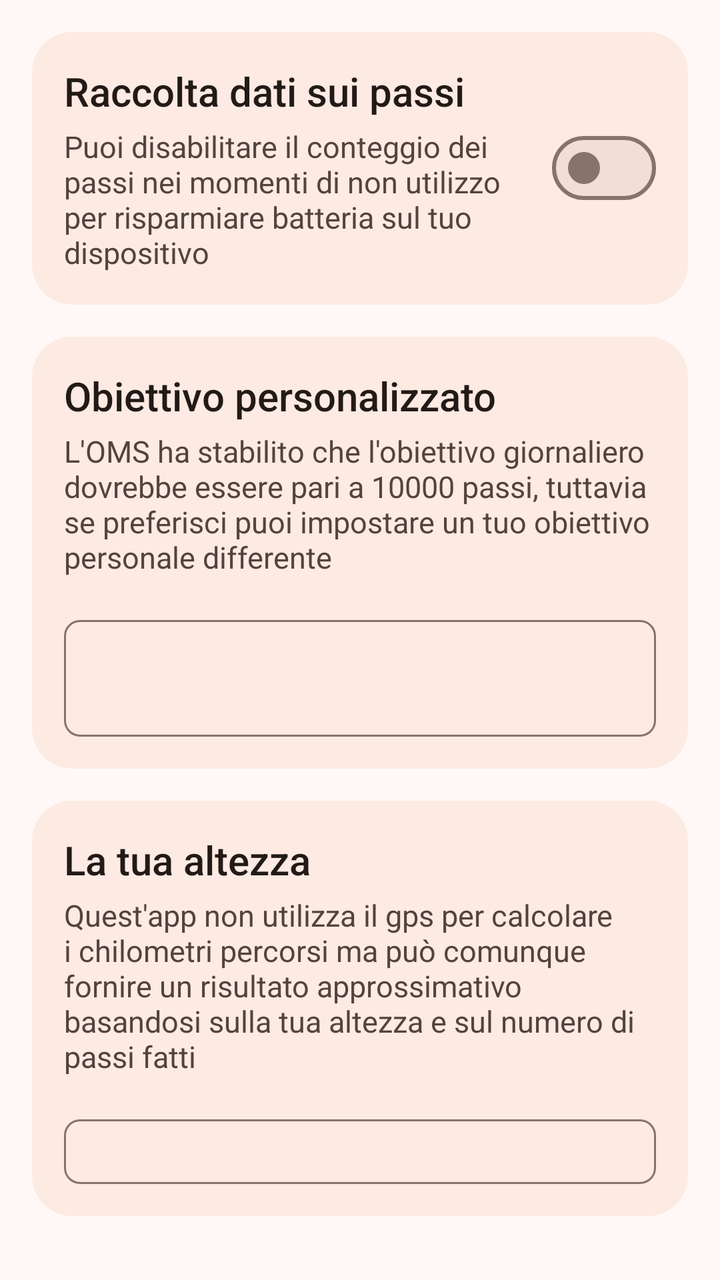
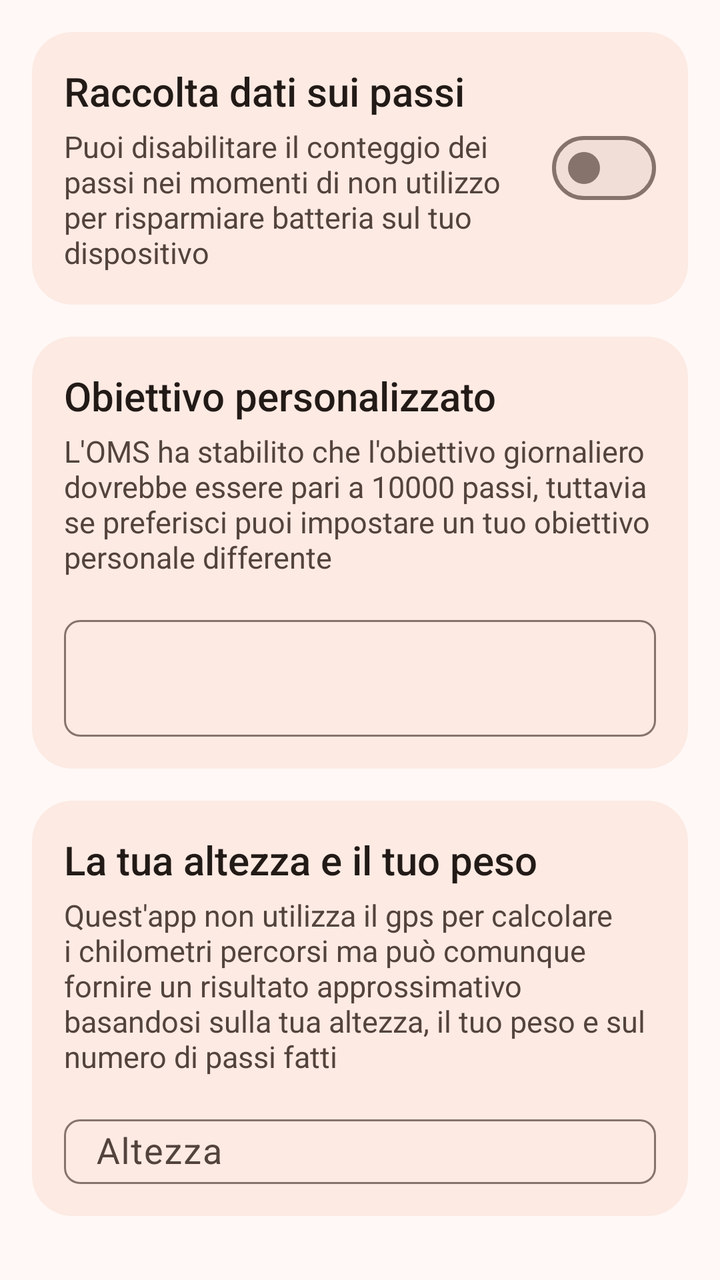

An Android layout rendered at two revisions. The XML below is the earlier revision; the diff shows what the commit changed to produce the second picture.
<!-- AndroidManifest.xml: application theme Theme.Passi -->
<!-- res/layout/fragment_settings.xml -->
<?xml version="1.0" encoding="utf-8"?>
<FrameLayout xmlns:android="http://schemas.android.com/apk/res/android"
    xmlns:app="http://schemas.android.com/apk/res-auto"
    xmlns:tools="http://schemas.android.com/tools"
    android:layout_width="match_parent"
    android:layout_height="match_parent"
    tools:context=".settings.SettingsFragment">

    <LinearLayout
        android:layout_width="match_parent"
        android:layout_height="wrap_content"
        android:orientation="vertical"
        android:paddingTop="@dimen/space_s"
        android:paddingBottom="@dimen/space_l">

        
        <com.google.android.material.card.MaterialCardView
            android:layout_width="match_parent"
            android:layout_height="wrap_content"
            android:layout_marginHorizontal="@dimen/space_m"
            android:layout_marginVertical="@dimen/space_s">

            <LinearLayout
                android:layout_width="match_parent"
                android:layout_height="wrap_content"
                android:gravity="center_vertical"
                android:orientation="horizontal"
                android:padding="@dimen/card_content_padding">

                <LinearLayout
                    android:layout_width="0dp"
                    android:layout_height="wrap_content"
                    android:layout_weight="1"
                    android:orientation="vertical"
                    android:paddingEnd="@dimen/space_m">

                    <TextView
                        style="@style/PassiText.Subtitle"
                        android:layout_width="wrap_content"
                        android:layout_height="wrap_content"
                        android:text="@string/titolo_raccolta_dati" />

                    <TextView
                        style="@style/PassiText.Caption"
                        android:layout_width="wrap_content"
                        android:layout_height="wrap_content"
                        android:layout_marginTop="@dimen/space_xs"
                        android:text="@string/testo_raccolta_dati" />
                </LinearLayout>

                
                <com.google.android.material.materialswitch.MaterialSwitch
                    android:id="@+id/raccolta_dati_switch"
                    android:layout_width="wrap_content"
                    android:layout_height="wrap_content"
                    android:minWidth="48dp"
                    android:minHeight="48dp" />
            </LinearLayout>
        </com.google.android.material.card.MaterialCardView>

        
        <com.google.android.material.card.MaterialCardView
            android:layout_width="match_parent"
            android:layout_height="wrap_content"
            android:layout_marginHorizontal="@dimen/space_m"
            android:layout_marginVertical="@dimen/space_s">

            <LinearLayout
                android:layout_width="match_parent"
                android:layout_height="wrap_content"
                android:orientation="vertical"
                android:padding="@dimen/card_content_padding">

                <TextView
                    style="@style/PassiText.Subtitle"
                    android:layout_width="wrap_content"
                    android:layout_height="wrap_content"
                    android:text="@string/titolo_obiettivo" />

                <TextView
                    style="@style/PassiText.Caption"
                    android:layout_width="wrap_content"
                    android:layout_height="wrap_content"
                    android:layout_marginTop="@dimen/space_xs"
                    android:text="@string/testo_obiettivo" />

                
                <com.google.android.material.textfield.TextInputLayout
                    style="@style/PassiTextField"
                    android:layout_width="match_parent"
                    android:layout_height="wrap_content"
                    android:layout_marginTop="@dimen/space_m"
                    app:suffixText="@string/passiEtichetta">

                    <com.google.android.material.textfield.TextInputEditText
                        android:id="@+id/inputObiettivo"
                        android:layout_width="match_parent"
                        android:layout_height="wrap_content"
                        android:importantForAutofill="no"
                        android:inputType="number"
                        android:textSize="@dimen/text_size_body" />
                </com.google.android.material.textfield.TextInputLayout>
            </LinearLayout>
        </com.google.android.material.card.MaterialCardView>

        
        <com.google.android.material.card.MaterialCardView
            android:layout_width="match_parent"
            android:layout_height="wrap_content"
            android:layout_marginHorizontal="@dimen/space_m"
            android:layout_marginVertical="@dimen/space_s">

            <LinearLayout
                android:layout_width="match_parent"
                android:layout_height="wrap_content"
                android:orientation="vertical"
                android:padding="@dimen/card_content_padding">

                <TextView
                    style="@style/PassiText.Subtitle"
                    android:layout_width="wrap_content"
                    android:layout_height="wrap_content"
                    android:text="@string/titolo_altezza" />

                <TextView
                    style="@style/PassiText.Caption"
                    android:layout_width="wrap_content"
                    android:layout_height="wrap_content"
                    android:layout_marginTop="@dimen/space_xs"
                    android:text="@string/testo_altezza" />

                <com.google.android.material.textfield.TextInputLayout
                    style="@style/PassiTextField"
                    android:layout_width="match_parent"
                    android:layout_height="wrap_content"
                    android:layout_marginTop="@dimen/space_m"
                    app:suffixText="@string/altezzaEtichetta">

                    <com.google.android.material.textfield.TextInputEditText
                        android:id="@+id/inputAltezza"
                        android:layout_width="match_parent"
                        android:layout_height="wrap_content"
                        android:importantForAutofill="no"
                        android:inputType="number"
                        android:textSize="@dimen/text_size_body" />
                </com.google.android.material.textfield.TextInputLayout>
            </LinearLayout>
        </com.google.android.material.card.MaterialCardView>

        <Button
            android:id="@+id/aggiornaValori"
            android:layout_width="wrap_content"
            android:layout_height="wrap_content"
            android:layout_gravity="center"
            android:layout_marginTop="@dimen/space_m"
            android:text="@string/aggiorna_valori"
            app:icon="@drawable/update" />

    </LinearLayout>
</FrameLayout>
<!-- resources referenced by this layout -->
<resources>
  <dimen name="card_content_padding">16dp</dimen>
  <dimen name="space_l">24dp</dimen>
  <dimen name="space_m">16dp</dimen>
  <dimen name="space_s">8dp</dimen>
  <dimen name="space_xs">4dp</dimen>
  <dimen name="text_size_body">18sp</dimen>
  <string name="aggiorna_valori">Aggiorna i valori</string>
  <string name="altezzaEtichetta">centimetri</string>
  <string name="passiEtichetta">passi</string>
  <string name="testo_altezza">Quest\'app non utilizza il gps per calcolare i chilometri percorsi ma può comunque fornire un risultato approssimativo basandosi sulla tua altezza e sul numero di passi fatti</string>
  <string name="testo_obiettivo">L\'OMS ha stabilito che l\'obiettivo giornaliero dovrebbe essere pari a 10000 passi, tuttavia se preferisci puoi impostare un tuo obiettivo personale differente</string>
  <string name="testo_raccolta_dati">Puoi disabilitare il conteggio dei passi nei momenti di non utilizzo per risparmiare batteria sul tuo dispositivo</string>
  <string name="titolo_altezza">La tua altezza</string>
  <string name="titolo_obiettivo">Obiettivo personalizzato</string>
  <string name="titolo_raccolta_dati">Raccolta dati sui passi</string>
  <style name="PassiText.Caption">
          <item name="android:textSize">@dimen/text_size_caption</item>
          <item name="android:textColor">?attr/colorOnSurfaceVariant</item>
      </style>
  <style name="PassiText.Subtitle">
          <item name="android:textSize">@dimen/text_size_subtitle</item>
          <item name="android:fontFamily">sans-serif-medium</item>
      </style>
  <dimen name="text_size_caption">15sp</dimen>
  <dimen name="text_size_subtitle">20sp</dimen>
  <color name="md_primary">#FFB3400A</color>
  <color name="md_on_primary">#FFFFFFFF</color>
  <color name="md_primary_container">#FFFFDBCC</color>
  <color name="md_on_primary_container">#FF3B0A00</color>
  <color name="md_secondary">#FF77574A</color>
  <color name="md_on_secondary">#FFFFFFFF</color>
  <color name="md_secondary_container">#FFFFDBCC</color>
  <color name="md_on_secondary_container">#FF2C160D</color>
  <color name="md_tertiary">#FF6C5D2F</color>
  <color name="md_on_tertiary">#FFFFFFFF</color>
  <color name="md_tertiary_container">#FFF5E1A7</color>
  <color name="md_on_tertiary_container">#FF241A00</color>
  <color name="md_error">#FFBA1A1A</color>
  <color name="md_on_error">#FFFFFFFF</color>
  <color name="md_error_container">#FFFFDAD6</color>
  <color name="md_on_error_container">#FF410002</color>
  <color name="md_background">#FFFFF8F6</color>
  <color name="md_on_background">#FF221A16</color>
  <color name="md_surface">#FFFFF8F6</color>
  <color name="md_on_surface">#FF221A16</color>
  <color name="md_surface_variant">#FFF5DED5</color>
  <color name="md_on_surface_variant">#FF53433D</color>
  <color name="md_surface_container_lowest">#FFFFFFFF</color>
  <color name="md_surface_container_low">#FFFFF1EB</color>
  <color name="md_surface_container">#FFFCEAE3</color>
  <color name="md_surface_container_high">#FFF7E4DD</color>
  <color name="md_surface_container_highest">#FFF1DED7</color>
  <color name="md_outline">#FF85736C</color>
  <color name="md_outline_variant">#FFD8C2BA</color>
  <color name="md_inverse_surface">#FF382E2A</color>
  <color name="md_inverse_on_surface">#FFFFEDE7</color>
  <style name="PassiSwitch" parent="Widget.Material3.CompoundButton.MaterialSwitch" />
  <style name="PassiBottomNav" parent="Widget.Material3.BottomNavigationView">
          <item name="android:background">?attr/colorSurfaceContainer</item>
          <item name="labelVisibilityMode">labeled</item>
      </style>
  <dimen name="card_corner_radius">20dp</dimen>
  <dimen name="text_size_title">22sp</dimen>
  <!-- unchanged entries left out for length: 7 -->
</resources>

<!-- the commit's change to res/layout/fragment_settings.xml (unified diff, before → after) -->
@@ -120,24 +120,42 @@
                     style="@style/PassiText.Subtitle"
                     android:layout_width="wrap_content"
                     android:layout_height="wrap_content"
-                    android:text="@string/titolo_altezza" />
+                    android:text="@string/titolo_altezzapeso" />
 
                 <TextView
                     style="@style/PassiText.Caption"
                     android:layout_width="wrap_content"
                     android:layout_height="wrap_content"
                     android:layout_marginTop="@dimen/space_xs"
-                    android:text="@string/testo_altezza" />
+                    android:text="@string/testo_altezzapeso" />
 
                 <com.google.android.material.textfield.TextInputLayout
                     style="@style/PassiTextField"
                     android:layout_width="match_parent"
                     android:layout_height="wrap_content"
                     android:layout_marginTop="@dimen/space_m"
+                    android:hint="@string/altezza"
                     app:suffixText="@string/altezzaEtichetta">
 
                     <com.google.android.material.textfield.TextInputEditText
                         android:id="@+id/inputAltezza"
+                        android:layout_width="match_parent"
+                        android:layout_height="wrap_content"
+                        android:importantForAutofill="no"
+                        android:inputType="number"
+                        android:textSize="@dimen/text_size_body" />
+                </com.google.android.material.textfield.TextInputLayout>
+
+                <com.google.android.material.textfield.TextInputLayout
+                    style="@style/PassiTextField"
+                    android:layout_width="match_parent"
+                    android:layout_height="wrap_content"
+                    android:layout_marginTop="@dimen/space_m"
+                    android:hint="@string/peso"
+                    app:suffixText="@string/pesoEtichetta">
+
+                    <com.google.android.material.textfield.TextInputEditText
+                        android:id="@+id/inputPeso"
                         android:layout_width="match_parent"
                         android:layout_height="wrap_content"
                         android:importantForAutofill="no"
<!-- resource entries referenced after the edit -->
@@ -7,12 +7,15 @@
   <dimen name="space_xs">4dp</dimen>
   <dimen name="text_size_body">18sp</dimen>
   <string name="aggiorna_valori">Aggiorna i valori</string>
+  <string name="altezza">Altezza</string>
   <string name="altezzaEtichetta">centimetri</string>
   <string name="passiEtichetta">passi</string>
-  <string name="testo_altezza">Quest\'app non utilizza il gps per calcolare i chilometri percorsi ma può comunque fornire un risultato approssimativo basandosi sulla tua altezza e sul numero di passi fatti</string>
+  <string name="peso">Peso</string>
+  <string name="pesoEtichetta">chili</string>
+  <string name="testo_altezzapeso">Quest\'app non utilizza il gps per calcolare i chilometri percorsi ma può comunque fornire un risultato approssimativo basandosi sulla tua altezza, il tuo peso e sul numero di passi fatti</string>
   <string name="testo_obiettivo">L\'OMS ha stabilito che l\'obiettivo giornaliero dovrebbe essere pari a 10000 passi, tuttavia se preferisci puoi impostare un tuo obiettivo personale differente</string>
   <string name="testo_raccolta_dati">Puoi disabilitare il conteggio dei passi nei momenti di non utilizzo per risparmiare batteria sul tuo dispositivo</string>
-  <string name="titolo_altezza">La tua altezza</string>
+  <string name="titolo_altezzapeso">La tua altezza e il tuo peso</string>
   <string name="titolo_obiettivo">Obiettivo personalizzato</string>
   <string name="titolo_raccolta_dati">Raccolta dati sui passi</string>
   <style name="PassiText.Caption">
